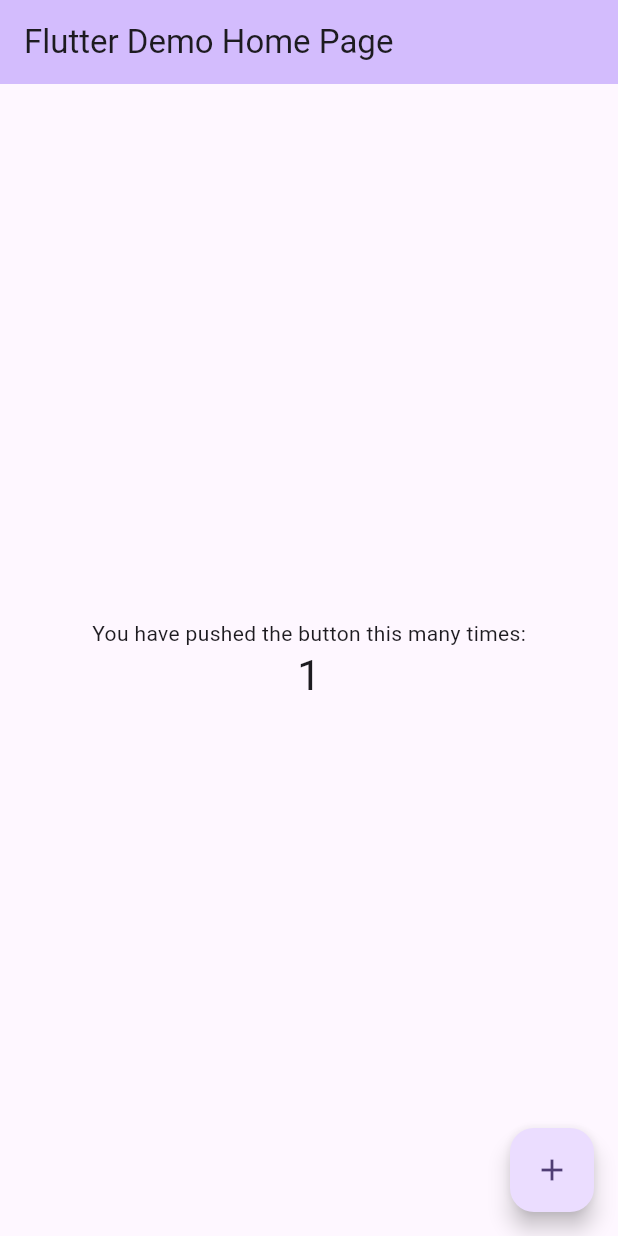
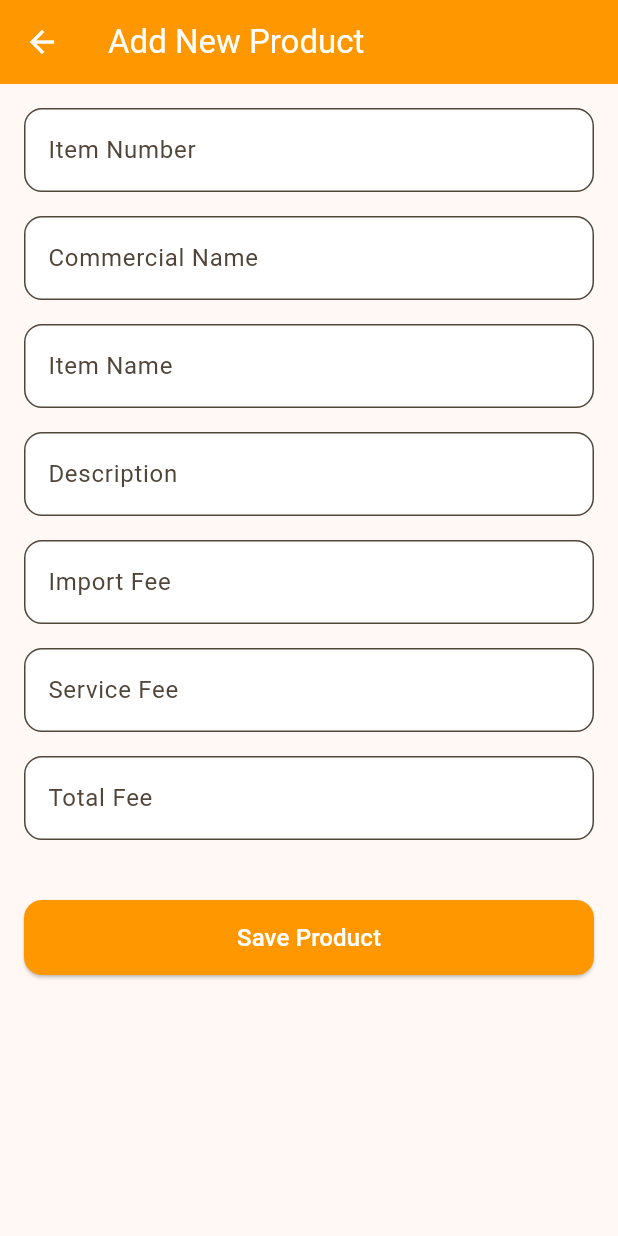
Before and after one commit to AhmadAlhaj7/customs-fees-app, a Flutter app: the screen it shows after launch, after a tap on the "add" icon, on a phone screen of 412 x 824 dp. Run offline on Flutter 3.47's test engine with Material 3 defaults, Android fonts, the phone set to English and light mode, and no system bars; our stand-ins replace sqflite; accounts and stored records are empty.

Commit message:
Add screens and database helper

```diff
--- /dev/null
+++ b/lib/Database/db_helper.dart
@@ -0,0 +1,86 @@
+import 'package:sqflite/sqflite.dart';
+import 'package:path/path.dart';
+import '../models/product.dart';
+
+class DBHelper {
+  static Database? _database;
+
+  // Get the database (create it if it doesn't exist)
+  static Future<Database> getDatabase() async {
+    if (_database != null) return _database!;
+    _database = await _initDatabase();
+    return _database!;
+  }
+
+  // Initialize the database
+  static Future<Database> _initDatabase() async {
+    String path = join(await getDatabasesPath(), 'customs_fees.db');
+    return await openDatabase(
+      path,
+      version: 1,
+      onCreate: _createTable,
+    );
+  }
+
+  // Create the products table
+  static Future<void> _createTable(Database db, int version) async {
+    await db.execute('''
+      CREATE TABLE products (
+        id INTEGER PRIMARY KEY AUTOINCREMENT,
+        itemNumber TEXT NOT NULL,
+        itemName TEXT NOT NULL,
+        description TEXT NOT NULL,
+        importFee REAL NOT NULL,
+        serviceFee REAL NOT NULL,
+        totalFee REAL NOT NULL,
+        commercialName TEXT NOT NULL,
+        imagePath TEXT
+      )
+    ''');
+  }
+
+  // INSERT a new product
+  static Future<int> insertProduct(Product product) async {
+    final db = await getDatabase();
+    return await db.insert('products', product.toMap());
+  }
+
+  // GET all products
+  static Future<List<Product>> getAllProducts() async {
+    final db = await getDatabase();
+    final List<Map<String, dynamic>> maps = await db.query('products');
+    return maps.map((map) => Product.fromMap(map)).toList();
+  }
+
+  // SEARCH product by item number
+  static Future<List<Product>> searchByItemNumber(String itemNumber) async {
+    final db = await getDatabase();
+    final List<Map<String, dynamic>> maps = await db.query(
+      'products',
+      where: 'itemNumber LIKE ?',
+      whereArgs: ['%$itemNumber%'],
+    );
+    return maps.map((map) => Product.fromMap(map)).toList();
+  }
+
+  // UPDATE an existing product
+  static Future<int> updateProduct(Product product) async {
+    final db = await getDatabase();
+    return await db.update(
+      'products',
+      product.toMap(),
+      where: 'id = ?',
+      whereArgs: [product.id],
+    );
+  }
+
+  // DELETE a product
+  static Future<int> deleteProduct(int id) async {
+    final db = await getDatabase();
+    return await db.delete(
+      'products',
+      where: 'id = ?',
+      whereArgs: [id],
+    );
+  }
+}
--- /dev/null
+++ b/lib/Models/Product.dart
@@ -0,0 +1,53 @@
+class Product {
+  int? id;
+  String itemNumber;
+  String itemName;
+  String description;
+  double importFee;
+  double serviceFee;
+  double totalFee;
+  String commercialName;
+  String? imagePath;
+
+  Product({
+    this.id,
+    required this.itemNumber,
+    required this.itemName,
+    required this.description,
+    required this.importFee,
+    required this.serviceFee,
+    required this.totalFee,
+    required this.commercialName,
+    this.imagePath,
+  });
+
+  // Convert a Product into a Map (for saving to database)
+  Map<String, dynamic> toMap() {
+    return {
+      'id': id,
+      'itemNumber': itemNumber,
+      'itemName': itemName,
+      'description': description,
+      'importFee': importFee,
+      'serviceFee': serviceFee,
+      'totalFee': totalFee,
+      'commercialName': commercialName,
+      'imagePath': imagePath,
+    };
+  }
+
+  // Convert a Map into a Product (for reading from database)
+  factory Product.fromMap(Map<String, dynamic> map) {
+    return Product(
+      id: map['id'],
+      itemNumber: map['itemNumber'],
+      itemName: map['itemName'],
+      description: map['description'],
+      importFee: map['importFee'],
+      serviceFee: map['serviceFee'],
+      totalFee: map['totalFee'],
+      commercialName: map['commercialName'],
+      imagePath: map['imagePath'],
+    );
+  }
+}
--- /dev/null
+++ b/lib/Screens/add_screen.dart
@@ -0,0 +1,138 @@
+import 'package:flutter/material.dart';
+import '../models/product.dart';
+import '../database/db_helper.dart';
+
+class AddScreen extends StatefulWidget {
+  const AddScreen({super.key});
+
+  @override
+  State<AddScreen> createState() => _AddScreenState();
+}
+
+class _AddScreenState extends State<AddScreen> {
+  final TextEditingController _itemNumberController = TextEditingController();
+  final TextEditingController _itemNameController = TextEditingController();
+  final TextEditingController _descriptionController = TextEditingController();
+  final TextEditingController _importFeeController = TextEditingController();
+  final TextEditingController _serviceFeeController = TextEditingController();
+  final TextEditingController _totalFeeController = TextEditingController();
+  final TextEditingController _commercialNameController = TextEditingController();
+  bool _isSaving = false;
+
+  @override
+  void dispose() {
+    _itemNumberController.dispose();
+    _itemNameController.dispose();
+    _descriptionController.dispose();
+    _importFeeController.dispose();
+    _serviceFeeController.dispose();
+    _totalFeeController.dispose();
+    _commercialNameController.dispose();
+    super.dispose();
+  }
+
+  Future<void> _saveProduct() async {
+    // Validate - make sure no field is empty
+    if (_itemNumberController.text.isEmpty ||
+        _itemNameController.text.isEmpty ||
+        _descriptionController.text.isEmpty ||
+        _importFeeController.text.isEmpty ||
+        _serviceFeeController.text.isEmpty ||
+        _totalFeeController.text.isEmpty ||
+        _commercialNameController.text.isEmpty) {
+      ScaffoldMessenger.of(context).showSnackBar(
+        const SnackBar(content: Text('Please fill all fields')),
+      );
+      return;
+    }
+
+    setState(() => _isSaving = true);
+
+    final product = Product(
+      itemNumber: _itemNumberController.text,
+      itemName: _itemNameController.text,
+      description: _descriptionController.text,
+      importFee: double.tryParse(_importFeeController.text) ?? 0,
+      serviceFee: double.tryParse(_serviceFeeController.text) ?? 0,
+      totalFee: double.tryParse(_totalFeeController.text) ?? 0,
+      commercialName: _commercialNameController.text,
+    );
+
+    await DBHelper.insertProduct(product);
+
+    setState(() => _isSaving = false);
+
+    if (mounted) {
+      ScaffoldMessenger.of(context).showSnackBar(
+        const SnackBar(content: Text('Product added successfully!')),
+      );
+      Navigator.pop(context);
+    }
+  }
+
+  Widget _buildField(String label, TextEditingController controller,
+      {TextInputType? keyboardType}) {
+    return Padding(
+      padding: const EdgeInsets.only(bottom: 16.0),
+      child: TextField(
+        controller: controller,
+        keyboardType: keyboardType,
+        decoration: InputDecoration(
+          labelText: label,
+          border: OutlineInputBorder(
+            borderRadius: BorderRadius.circular(12),
+          ),
+          filled: true,
+          fillColor: Colors.white,
+        ),
+      ),
+    );
+  }
+
+  @override
+  Widget build(BuildContext context) {
+    return Scaffold(
+      appBar: AppBar(
+        title: const Text('Add New Product'),
+        backgroundColor: Colors.orange,
+        foregroundColor: Colors.white,
+      ),
+      body: SingleChildScrollView(
+        padding: const EdgeInsets.all(16.0),
+        child: Column(
+          children: [
+            _buildField('Item Number', _itemNumberController),
+            _buildField('Commercial Name', _commercialNameController),
+            _buildField('Item Name', _itemNameController),
+            _buildField('Description', _descriptionController),
+            _buildField('Import Fee', _importFeeController,
+                keyboardType: TextInputType.number),
+            _buildField('Service Fee', _serviceFeeController,
+                keyboardType: TextInputType.number),
+            _buildField('Total Fee', _totalFeeController,
+                keyboardType: TextInputType.number),
+            const SizedBox(height: 24),
+            SizedBox(
+              width: double.infinity,
+              height: 50,
+              child: ElevatedButton(
+                style: ElevatedButton.styleFrom(
+                  backgroundColor: Colors.orange,
+                  foregroundColor: Colors.white,
+                  shape: RoundedRectangleBorder(
+                    borderRadius: BorderRadius.circular(12),
+                  ),
+                ),
+                onPressed: _isSaving ? null : _saveProduct,
+                child: _isSaving
+                    ? const CircularProgressIndicator(color: Colors.white)
+                    : const Text('Save Product',
+                        style: TextStyle(fontSize: 16)),
+              ),
+            ),
+          ],
+        ),
+      ),
+    );
+  }
+}
--- /dev/null
+++ b/lib/Screens/home_screen.dart
@@ -0,0 +1,171 @@
+import 'package:flutter/material.dart';
+import '../models/product.dart';
+import '../database/db_helper.dart';
+import 'add_screen.dart';
+import 'detail_screen.dart';
+
+class HomeScreen extends StatefulWidget {
+  const HomeScreen({super.key});
+
+  @override
+  State<HomeScreen> createState() => _HomeScreenState();
+}
+
+class _HomeScreenState extends State<HomeScreen> {
+  List<Product> _products = [];
+  final TextEditingController _searchController = TextEditingController();
+  bool _isLoading = false;
+
+  @override
+  void initState() {
+    super.initState();
+    _loadProducts();
+  }
+
+  // Load all products from database
+  Future<void> _loadProducts() async {
+    setState(() => _isLoading = true);
+    final products = await DBHelper.getAllProducts();
+    setState(() {
+      _products = products;
+      _isLoading = false;
+    });
+  }
+
+  // Search products by item number
+  Future<void> _searchProducts(String query) async {
+    if (query.isEmpty) {
+      _loadProducts();
+      return;
+    }
+    setState(() => _isLoading = true);
+    final products = await DBHelper.searchByItemNumber(query);
+    setState(() {
+      _products = products;
+      _isLoading = false;
+    });
+  }
+
+  @override
+  Widget build(BuildContext context) {
+    return Scaffold(
+      appBar: AppBar(
+        title: const Text('Customs Fees App'),
+        backgroundColor: Colors.orange,
+        foregroundColor: Colors.white,
+        actions: [
+          // Export button
+          IconButton(
+            icon: const Icon(Icons.upload_file),
+            tooltip: 'Export Excel',
+            onPressed: () {
+              // We will add this later
+            },
+          ),
+          // Import button
+          IconButton(
+            icon: const Icon(Icons.download),
+            tooltip: 'Import Excel',
+            onPressed: () {
+              // We will add this later
+            },
+          ),
+        ],
+      ),
+      body: Column(
+        children: [
+          // Search Bar
+          Padding(
+            padding: const EdgeInsets.all(12.0),
+            child: TextField(
+              controller: _searchController,
+              onChanged: _searchProducts,
+              decoration: InputDecoration(
+                hintText: 'Search by item number...',
+                prefixIcon: const Icon(Icons.search),
+                border: OutlineInputBorder(
+                  borderRadius: BorderRadius.circular(12),
+                ),
+                filled: true,
+                fillColor: Colors.grey[100],
+              ),
+            ),
+          ),
+
+          // Product count
+          Padding(
+            padding: const EdgeInsets.symmetric(horizontal: 16.0),
+            child: Align(
+              alignment: Alignment.centerLeft,
+              child: Text(
+                '${_products.length} items found',
+                style: const TextStyle(color: Colors.grey),
+              ),
+            ),
+          ),
+
+          const SizedBox(height: 8),
+
+          // Product List
+          Expanded(
+            child: _isLoading
+                ? const Center(child: CircularProgressIndicator())
+                : _products.isEmpty
+                    ? const Center(child: Text('No products found'))
+                    : ListView.builder(
+                        itemCount: _products.length,
+                        itemBuilder: (context, index) {
+                          final product = _products[index];
+                          return Card(
+                            margin: const EdgeInsets.symmetric(
+                                horizontal: 12, vertical: 6),
+                            child: ListTile(
+                              leading: CircleAvatar(
+                                backgroundColor: Colors.orange,
+                                child: Text(
+                                  product.itemNumber.substring(0, 1),
+                                  style: const TextStyle(color: Colors.white),
+                                ),
+                              ),
+                              title: Text(product.commercialName),
+                              subtitle: Text('Item #${product.itemNumber}'),
+                              trailing: Text(
+                                'Total: ${product.totalFee}',
+                                style: const TextStyle(
+                                  fontWeight: FontWeight.bold,
+                                  color: Colors.orange,
+                                ),
+                              ),
+                              onTap: () async {
+                                await Navigator.push(
+                                  context,
+                                  MaterialPageRoute(
+                                    builder: (context) =>
+                                        DetailScreen(product: product),
+                                  ),
+                                );
+                                _loadProducts();
+                              },
+                            ),
+                          );
+                        },
+                      ),
+          ),
+        ],
+      ),
+
+      // Add new item button
+      floatingActionButton: FloatingActionButton(
+        backgroundColor: Colors.orange,
+        onPressed: () async {
+          await Navigator.push(
+            context,
+            MaterialPageRoute(builder: (context) => const AddScreen()),
+          );
+          _loadProducts();
+        },
+        child: const Icon(Icons.add, color: Colors.white),
+      ),
+    );
+  }
+}
--- a/lib/main.dart
+++ b/lib/main.dart
@@ -1,4 +1,5 @@
 import 'package:flutter/material.dart';
+import 'screens/home_screen.dart';
 
 void main() {
   runApp(const MyApp());
@@ -7,116 +8,16 @@ void main() {
 class MyApp extends StatelessWidget {
   const MyApp({super.key});
 
-  // This widget is the root of your application.
   @override
   Widget build(BuildContext context) {
     return MaterialApp(
-      title: 'Flutter Demo',
+      title: 'Customs Fees App',
+      debugShowCheckedModeBanner: false,
       theme: ThemeData(
-        // This is the theme of your application.
-        //
-        // TRY THIS: Try running your application with "flutter run". You'll see
-        // the application has a purple toolbar. Then, without quitting the app,
-        // try changing the seedColor in the colorScheme below to Colors.green
-        // and then invoke "hot reload" (save your changes or press the "hot
-        // reload" button in a Flutter-supported IDE, or press "r" if you used
-        // the command line to start the app).
-        //
-        // Notice that the counter didn't reset back to zero; the application
-        // state is not lost during the reload. To reset the state, use hot
-        // restart instead.
-        //
-        // This works for code too, not just values: Most code changes can be
-        // tested with just a hot reload.
-        colorScheme: .fromSeed(seedColor: Colors.deepPurple),
+        colorScheme: ColorScheme.fromSeed(seedColor: Colors.orange),
+        useMaterial3: true,
       ),
-      home: const MyHomePage(title: 'Flutter Demo Home Page'),
+      home: const HomeScreen(),
     );
   }
 }
-
-class MyHomePage extends StatefulWidget {
-  const MyHomePage({super.key, required this.title});
-
-  // This widget is the home page of your application. It is stateful, meaning
-  // that it has a State object (defined below) that contains fields that affect
-  // how it looks.
-
-  // This class is the configuration for the state. It holds the values (in this
-  // case the title) provided by the parent (in this case the App widget) and
-  // used by the build method of the State. Fields in a Widget subclass are
-  // always marked "final".
-
-  final String title;
-
-  @override
-  State<MyHomePage> createState() => _MyHomePageState();
-}
-
-class _MyHomePageState extends State<MyHomePage> {
-  int _counter = 0;
-
-  void _incrementCounter() {
-    setState(() {
-      // This call to setState tells the Flutter framework that something has
-      // changed in this State, which causes it to rerun the build method below
-      // so that the display can reflect the updated values. If we changed
-      // _counter without calling setState(), then the build method would not be
-      // called again, and so nothing would appear to happen.
-      _counter++;
-    });
-  }
-
-  @override
-  Widget build(BuildContext context) {
-    // This method is rerun every time setState is called, for instance as done
-    // by the _incrementCounter method above.
-    //
-    // The Flutter framework has been optimized to make rerunning build methods
-    // fast, so that you can just rebuild anything that needs updating rather
-    // than having to individually change instances of widgets.
-    return Scaffold(
-      appBar: AppBar(
-        // TRY THIS: Try changing the color here to a specific color (to
-        // Colors.amber, perhaps?) and trigger a hot reload to see the AppBar
-        // change color while the other colors stay the same.
-        backgroundColor: Theme.of(context).colorScheme.inversePrimary,
-        // Here we take the value from the MyHomePage object that was created by
-        // the App.build method, and use it to set our appbar title.
-        title: Text(widget.title),
-      ),
-      body: Center(
-        // Center is a layout widget. It takes a single child and positions it
-        // in the middle of the parent.
-        child: Column(
-          // Column is also a layout widget. It takes a list of children and
-          // arranges them vertically. By default, it sizes itself to fit its
-          // children horizontally, and tries to be as tall as its parent.
-          //
-          // Column has various properties to control how it sizes itself and
-          // how it positions its children. Here we use mainAxisAlignment to
-          // center the children vertically; the main axis here is the vertical
-          // axis because Columns are vertical (the cross axis would be
-          // horizontal).
-          //
-          // TRY THIS: Invoke "debug painting" (choose the "Toggle Debug Paint"
-          // action in the IDE, or press "p" in the console), to see the
-          // wireframe for each widget.
-          mainAxisAlignment: .center,
-          children: [
-            const Text('You have pushed the button this many times:'),
-            Text(
-              '$_counter',
-              style: Theme.of(context).textTheme.headlineMedium,
-            ),
-          ],
-        ),
-      ),
-      floatingActionButton: FloatingActionButton(
-        onPressed: _incrementCounter,
-        tooltip: 'Increment',
-        child: const Icon(Icons.add),
-      ),
-    );
-  }
-}
--- a/pubspec.yaml
+++ b/pubspec.yaml
@@ -34,6 +34,11 @@ dependencies:
   # The following adds the Cupertino Icons font to your application.
   # Use with the CupertinoIcons class for iOS style icons.
   cupertino_icons: ^1.0.8
+  sqflite: ^2.4.2+1
+  path: ^1.9.1
+  excel: ^4.0.6
+  permission_handler: ^12.0.1
+  share_plus: ^13.1.0
 
 dev_dependencies:
   flutter_test:
```
Also changed, not shown: lib/Screens/detail_screen.dart (added, +149 -0 lines), lib/services/excel_service.dart (added).
